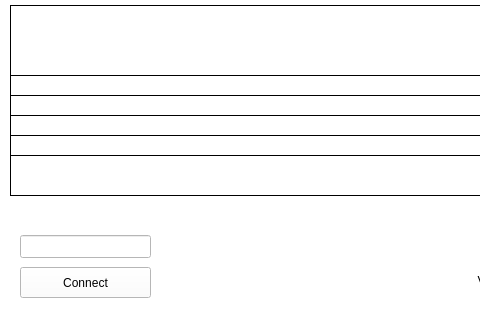
FelixKalley/reaction-test, file Final/final.ui: the form before one commit; both pictures show x 0 to 480 and y 95 to 415 of the 642 by 415 pixel window.
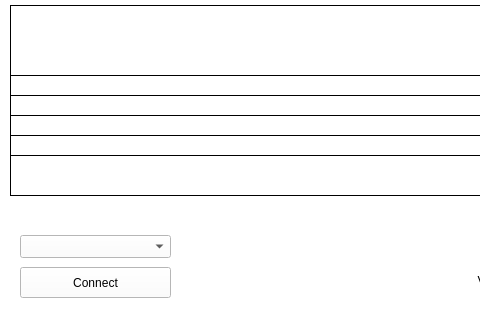
The form after the commit. Icons and pictures are not drawn.

Commit message: added additional lines to notes, fixed little bugs

What changed in the file:
```diff
--- a/Final/final.ui
+++ b/Final/final.ui
@@ -163,7 +163,7 @@
     <rect>
      <x>20</x>
      <y>362</y>
-     <width>131</width>
+     <width>151</width>
      <height>31</height>
     </rect>
    </property>
@@ -200,16 +200,6 @@
     <string/>
    </property>
   </widget>
-  <widget class="QLineEdit" name="lineEdit">
-   <property name="geometry">
-    <rect>
-     <x>20</x>
-     <y>330</y>
-     <width>131</width>
-     <height>23</height>
-    </rect>
-   </property>
-  </widget>
   <widget class="QLabel" name="label_volume">
    <property name="geometry">
     <rect>
@@ -242,13 +232,40 @@
     <set>Qt::AlignLeading|Qt::AlignLeft|Qt::AlignVCenter</set>
    </property>
   </widget>
+  <widget class="QComboBox" name="wiiMoteAddresses">
+   <property name="geometry">
+    <rect>
+     <x>20</x>
+     <y>330</y>
+     <width>151</width>
+     <height>23</height>
+    </rect>
+   </property>
+  </widget>
+  <widget class="QLabel" name="label_cannot_connect">
+   <property name="geometry">
+    <rect>
+     <x>20</x>
+     <y>300</y>
+     <width>241</width>
+     <height>16</height>
+    </rect>
+   </property>
+   <property name="styleSheet">
+    <string notr="true">color:red</string>
+   </property>
+   <property name="text">
+    <string/>
+   </property>
+  </widget>
   <zorder>label_4</zorder>
   <zorder>label_2</zorder>
   <zorder>frame</zorder>
   <zorder>connectWiiMoteButton</zorder>
-  <zorder>lineEdit</zorder>
   <zorder>label_volume</zorder>
   <zorder>label_volume_value</zorder>
+  <zorder>wiiMoteAddresses</zorder>
+  <zorder>label_cannot_connect</zorder>
  </widget>
  <resources/>
  <connections/>
```
The commit also changes 2 other files.
